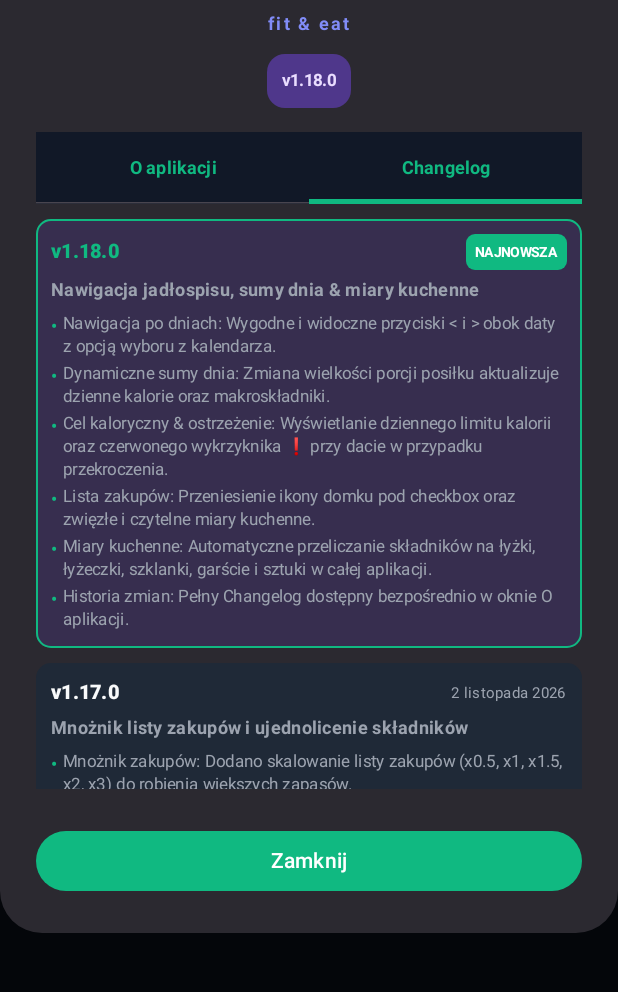
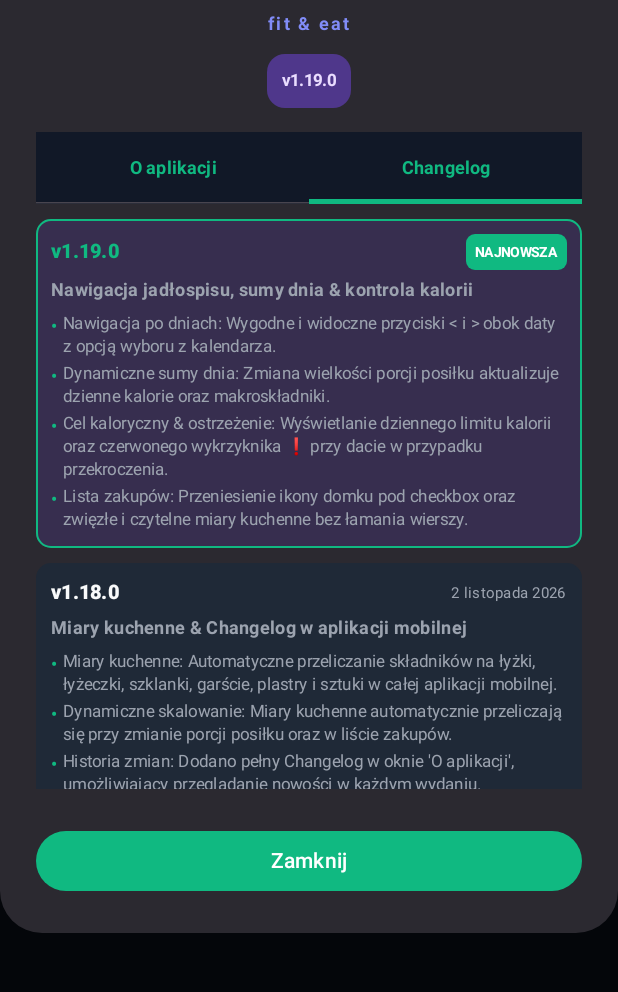
Before and after one commit to Slavos04/Adonis, an Android app built with Jetpack Compose: the composable AppInfoDialog shown on its own in the app's theme, tab 2 chosen, on a phone screen of 412 x 824 dp, the part 232-1224 px from its top. Run offline under Robolectric (Android 15) with nearby library versions, the light colour scheme and no system bars; network calls fail.

Commit message:
chore(release): bump version to 1.19.0, update changelogs, build release APK, retain 3 latest versions

```diff
--- a/android/app/build.gradle.kts
+++ b/android/app/build.gradle.kts
@@ -12,8 +12,8 @@ android {
         applicationId = "com.adonis.app"
         minSdk = 26
         targetSdk = 34
-        versionCode = 20
-        versionName = "1.18.0"
+        versionCode = 21
+        versionName = "1.19.0"
 
         testInstrumentationRunner = "androidx.test.runner.AndroidJUnitRunner"
         vectorDrawables {
--- a/android/app/src/main/java/com/adonis/app/ui/components/AppInfoDialog.kt
+++ b/android/app/src/main/java/com/adonis/app/ui/components/AppInfoDialog.kt
@@ -214,17 +214,28 @@ fun AppInfoDialog(
                         verticalArrangement = Arrangement.spacedBy(10.dp)
                     ) {
                         ChangelogCard(
-                            version = "1.18.0",
+                            version = "1.19.0",
                             date = "2 listopada 2026",
                             isLatest = true,
-                            title = "Nawigacja jadłospisu, sumy dnia & miary kuchenne",
+                            title = "Nawigacja jadłospisu, sumy dnia & kontrola kalorii",
                             items = listOf(
                                 "Nawigacja po dniach: Wygodne i widoczne przyciski < i > obok daty z opcją wyboru z kalendarza.",
                                 "Dynamiczne sumy dnia: Zmiana wielkości porcji posiłku aktualizuje dzienne kalorie oraz makroskładniki.",
                                 "Cel kaloryczny & ostrzeżenie: Wyświetlanie dziennego limitu kalorii oraz czerwonego wykrzyknika ❗ przy dacie w przypadku przekroczenia.",
-                                "Lista zakupów: Przeniesienie ikony domku pod checkbox oraz zwięzłe i czytelne miary kuchenne.",
-                                "Miary kuchenne: Automatyczne przeliczanie składników na łyżki, łyżeczki, szklanki, garście i sztuki w całej aplikacji.",
-                                "Historia zmian: Pełny Changelog dostępny bezpośrednio w oknie O aplikacji."
+                                "Lista zakupów: Przeniesienie ikony domku pod checkbox oraz zwięzłe i czytelne miary kuchenne bez łamania wierszy."
+                            )
+                        )
+
+                        ChangelogCard(
+                            version = "1.18.0",
+                            date = "2 listopada 2026",
+                            isLatest = false,
+                            title = "Miary kuchenne & Changelog w aplikacji mobilnej",
+                            items = listOf(
+                                "Miary kuchenne: Automatyczne przeliczanie składników na łyżki, łyżeczki, szklanki, garście, plastry i sztuki w całej aplikacji mobilnej.",
+                                "Dynamiczne skalowanie: Miary kuchenne automatycznie przeliczają się przy zmianie porcji posiłku oraz w liście zakupów.",
+                                "Historia zmian: Dodano pełny Changelog w oknie 'O aplikacji', umożliwiający przeglądanie nowości w każdym wydaniu.",
+                                "Dynamiczna wersja: Usunięto statyczne oznaczenia wersji, aplikacja zawsze raportuje rzeczywistą wersję pakietu."
                             )
                         )
 
--- a/android/app/src/main/java/com/adonis/app/util/AppVersionHelper.kt
+++ b/android/app/src/main/java/com/adonis/app/util/AppVersionHelper.kt
@@ -9,9 +9,9 @@ object AppVersionHelper {
     fun getVersionName(context: Context): String {
         return try {
             val pInfo = context.packageManager.getPackageInfo(context.packageName, 0)
-            pInfo.versionName ?: "1.18.0"
+            pInfo.versionName ?: "1.19.0"
         } catch (_: Exception) {
-            "1.18.0"
+            "1.19.0"
         }
     }
 
@@ -28,7 +28,7 @@ object AppVersionHelper {
                 pInfo.versionCode.toLong()
             }
         } catch (_: Exception) {
-            18L
+            19L
         }
     }
 }
```
Also changed, not shown: 7 other files.
